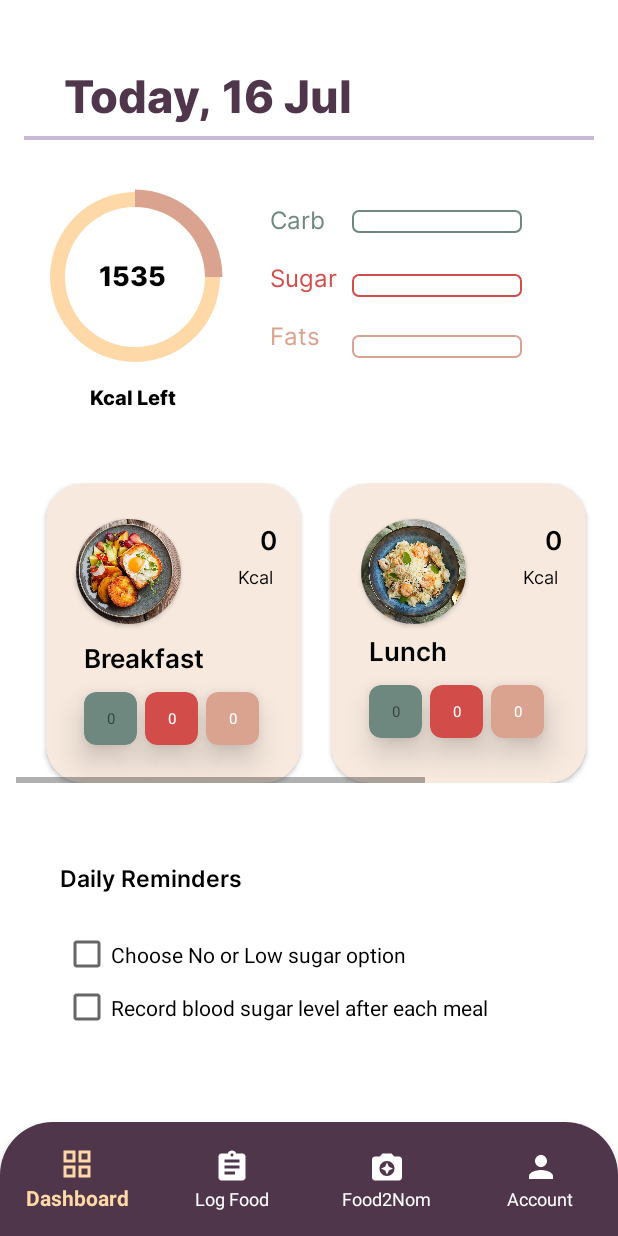
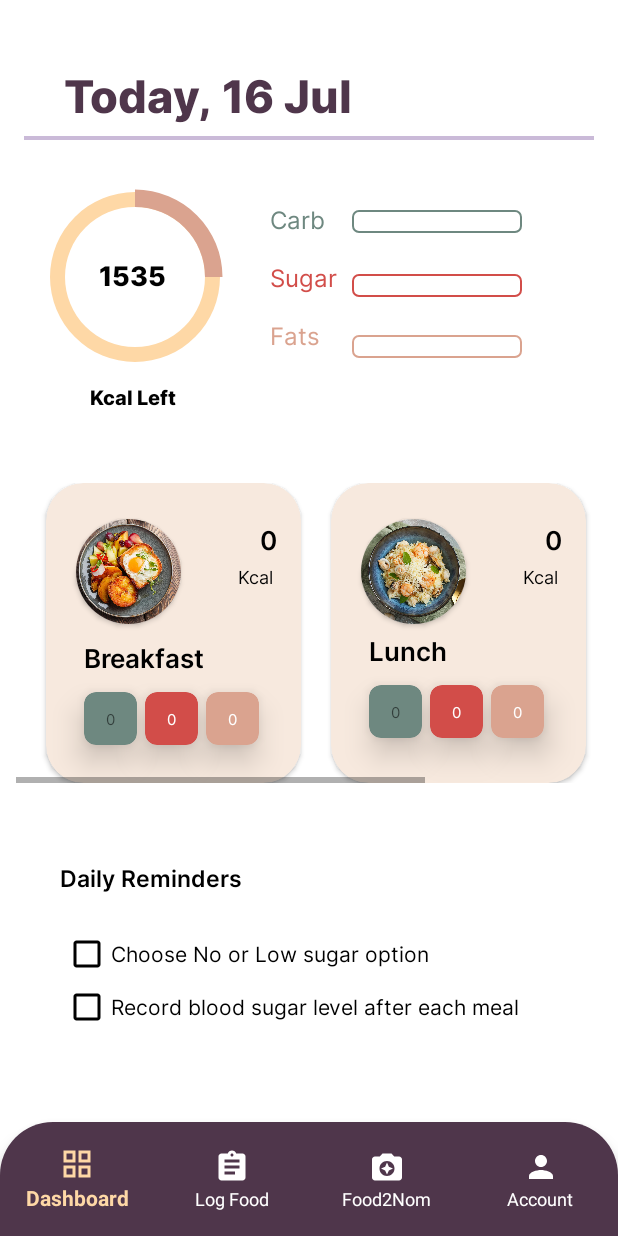
Before and after one commit to RaeanneZ/FoodNav, an Android app: the Dashboard screen opened directly, with no data from a screen before it, on a phone screen of 412 x 824 dp. Run offline under Robolectric (Android 15) with nearby library versions, the phone set to English and light mode, and no system bars; 1 statement that could not run was skipped.

Commit message:
Fixed missing dark mode colors to texts

```diff
--- a/app/src/main/res/drawable/image_gallery.xml
+++ b/app/src/main/res/drawable/image_gallery.xml
@@ -1,5 +1,5 @@
 <vector xmlns:android="http://schemas.android.com/apk/res/android" android:height="300dp" android:viewportHeight="24" android:viewportWidth="24" android:width="300dp">
 
-    <path android:fillColor="#000000" android:pathData="M17.553,16.445C17.629,16.179 17.905,16.025 18.171,16.101C18.436,16.177 18.591,16.453 18.515,16.719C18.272,17.573 17.593,18.242 16.716,18.461L8.588,20.493C7.215,20.811 5.867,19.98 5.555,18.628L3.454,9.526C3.148,8.198 3.962,6.869 5.284,6.539L7.173,6.066C7.441,5.999 7.712,6.162 7.779,6.43C7.846,6.698 7.684,6.97 7.416,7.036L5.527,7.509C4.733,7.707 4.245,8.504 4.429,9.301L6.529,18.403C6.716,19.214 7.525,19.713 8.355,19.521L16.473,17.491C17,17.36 17.407,16.958 17.553,16.445ZM20,13.293L20,5.5C20,4.672 19.328,4 18.5,4L9.5,4C8.672,4 8,4.672 8,5.5L8,11.293L10.146,9.146C10.342,8.951 10.658,8.951 10.854,9.146L14.564,12.857L17.223,11.084C17.421,10.952 17.685,10.978 17.854,11.146L20,13.293L20,13.293ZM19.987,14.695L17.436,12.143L14.777,13.916C14.579,14.048 14.315,14.022 14.146,13.854L10.5,10.207L8,12.707L8,14.5C8,15.328 8.672,16 9.5,16L18.5,16C19.262,16 19.892,15.431 19.987,14.695L19.987,14.695ZM9.5,3L18.5,3C19.881,3 21,4.119 21,5.5L21,14.5C21,15.881 19.881,17 18.5,17L9.5,17C8.119,17 7,15.881 7,14.5L7,5.5C7,4.119 8.119,3 9.5,3ZM16,5L18,5C18.552,5 19,5.448 19,6L19,8C19,8.552 18.552,9 18,9L16,9C15.448,9 15,8.552 15,8L15,6C15,5.448 15.448,5 16,5ZM16,6L16,8L18,8L18,6L16,6Z"/>
+    <path android:fillColor="@color/black" android:pathData="M17.553,16.445C17.629,16.179 17.905,16.025 18.171,16.101C18.436,16.177 18.591,16.453 18.515,16.719C18.272,17.573 17.593,18.242 16.716,18.461L8.588,20.493C7.215,20.811 5.867,19.98 5.555,18.628L3.454,9.526C3.148,8.198 3.962,6.869 5.284,6.539L7.173,6.066C7.441,5.999 7.712,6.162 7.779,6.43C7.846,6.698 7.684,6.97 7.416,7.036L5.527,7.509C4.733,7.707 4.245,8.504 4.429,9.301L6.529,18.403C6.716,19.214 7.525,19.713 8.355,19.521L16.473,17.491C17,17.36 17.407,16.958 17.553,16.445ZM20,13.293L20,5.5C20,4.672 19.328,4 18.5,4L9.5,4C8.672,4 8,4.672 8,5.5L8,11.293L10.146,9.146C10.342,8.951 10.658,8.951 10.854,9.146L14.564,12.857L17.223,11.084C17.421,10.952 17.685,10.978 17.854,11.146L20,13.293L20,13.293ZM19.987,14.695L17.436,12.143L14.777,13.916C14.579,14.048 14.315,14.022 14.146,13.854L10.5,10.207L8,12.707L8,14.5C8,15.328 8.672,16 9.5,16L18.5,16C19.262,16 19.892,15.431 19.987,14.695L19.987,14.695ZM9.5,3L18.5,3C19.881,3 21,4.119 21,5.5L21,14.5C21,15.881 19.881,17 18.5,17L9.5,17C8.119,17 7,15.881 7,14.5L7,5.5C7,4.119 8.119,3 9.5,3ZM16,5L18,5C18.552,5 19,5.448 19,6L19,8C19,8.552 18.552,9 18,9L16,9C15.448,9 15,8.552 15,8L15,6C15,5.448 15.448,5 16,5ZM16,6L16,8L18,8L18,6L16,6Z"/>
 
 </vector>
--- a/app/src/main/res/layout/activity_change_password.xml
+++ b/app/src/main/res/layout/activity_change_password.xml
@@ -10,8 +10,7 @@
     <androidx.constraintlayout.widget.ConstraintLayout
         android:id="@+id/main"
         android:layout_width="match_parent"
-        android:layout_height="match_parent"
-        android:background="@color/white"
+        android:layout_height="wrap_content"
         tools:context=".ChangePassword">
 
         <Button
--- a/app/src/main/res/layout/activity_edit_profile.xml
+++ b/app/src/main/res/layout/activity_edit_profile.xml
@@ -188,7 +188,7 @@
         android:layout_width="0dp"
         android:layout_height="48dp"
         android:layout_marginTop="10dp"
-        android:background="@color/white"
+        android:background="@color/full_white"
         android:text="Cancel"
         app:layout_constraintEnd_toEndOf="@+id/save"
         app:layout_constraintStart_toStartOf="@+id/save"
--- a/app/src/main/res/layout/fragment_dashboard.xml
+++ b/app/src/main/res/layout/fragment_dashboard.xml
@@ -364,13 +364,14 @@
                                         android:layout_height="wrap_content"
                                         android:text="0"
                                         android:textSize="10sp"
+                                        android:fontFamily="@font/inter_regular"
                                         app:layout_constraintBottom_toBottomOf="parent"
                                         app:layout_constraintEnd_toEndOf="parent"
                                         app:layout_constraintHorizontal_bias="0.5"
                                         app:layout_constraintStart_toStartOf="parent"
                                         app:layout_constraintTop_toTopOf="parent"
                                         app:layout_constraintVertical_bias="0.5"
-                                        tools:textColor="@color/white" />
+                                        tools:textColor="@color/full_white" />
                                 </androidx.constraintlayout.widget.ConstraintLayout>
 
                             </androidx.cardview.widget.CardView>
@@ -398,6 +399,7 @@
                                         android:text="0"
                                         android:textColor="@color/white"
                                         android:textSize="10sp"
+                                        android:fontFamily="@font/inter_regular"
                                         app:layout_constraintBottom_toBottomOf="parent"
                                         app:layout_constraintEnd_toEndOf="parent"
                                         app:layout_constraintStart_toStartOf="parent"
@@ -432,6 +434,7 @@
                                         android:text="0"
                                         android:textColor="@color/white"
                                         android:textSize="10sp"
+                                        android:fontFamily="@font/inter_regular"
                                         app:layout_constraintBottom_toBottomOf="parent"
                                         app:layout_constraintEnd_toEndOf="parent"
                                         app:layout_constraintStart_toStartOf="parent"
@@ -548,13 +551,14 @@
                                         android:layout_height="wrap_content"
                                         android:text="0"
                                         android:textSize="10sp"
+                                        android:fontFamily="@font/inter_regular"
                                         app:layout_constraintBottom_toBottomOf="parent"
                                         app:layout_constraintEnd_toEndOf="parent"
                                         app:layout_constraintHorizontal_bias="0.5"
                                         app:layout_constraintStart_toStartOf="parent"
                                         app:layout_constraintTop_toTopOf="parent"
                                         app:layout_constraintVertical_bias="0.5"
-                                        tools:textColor="@color/white" />
+                                        tools:textColor="@color/full_white" />
                                 </androidx.constraintlayout.widget.ConstraintLayout>
 
                             </androidx.cardview.widget.CardView>
@@ -582,6 +586,7 @@
                                         android:text="0"
                                         android:textColor="@color/white"
                                         android:textSize="10sp"
+                                        android:fontFamily="@font/inter_regular"
                                         app:layout_constraintBottom_toBottomOf="parent"
                                         app:layout_constraintEnd_toEndOf="parent"
                                         app:layout_constraintStart_toStartOf="parent"
@@ -616,6 +621,7 @@
                                         android:text="0"
                                         android:textColor="@color/white"
                                         android:textSize="10sp"
+                                        android:fontFamily="@font/inter_regular"
                                         app:layout_constraintBottom_toBottomOf="parent"
                                         app:layout_constraintEnd_toEndOf="parent"
                                         app:layout_constraintStart_toStartOf="parent"
@@ -673,7 +679,7 @@
                                 android:layout_marginEnd="16dp"
                                 android:fontFamily="@font/inter_semibold"
                                 android:text="0"
-                                android:textColor="@color/black"
+                                android:textColor="@color/alsoblack"
                                 android:textSize="17sp"
                                 app:layout_constraintBottom_toBottomOf="parent"
                                 app:layout_constraintEnd_toEndOf="parent"
@@ -691,7 +697,7 @@
                                 android:layout_marginEnd="16dp"
                                 android:fontFamily="@font/inter_regular"
                                 android:text="Kcal"
-                                android:textColor="@color/black"
+                                android:textColor="@color/alsoblack"
                                 android:textSize="12sp"
                                 app:layout_constraintEnd_toEndOf="parent"
                                 app:layout_constraintStart_toEndOf="@+id/imagefd_d"
@@ -705,7 +711,7 @@
                                 android:layout_marginTop="5dp"
                                 android:fontFamily="@font/inter_semibold"
                                 android:text="Dinner"
-                                android:textColor="@color/black"
+                                android:textColor="@color/alsoblack"
                                 android:textSize="17sp"
                                 app:layout_constraintStart_toStartOf="parent"
                                 app:layout_constraintTop_toBottomOf="@+id/imagefd_d" />
@@ -732,13 +738,14 @@
                                         android:layout_height="wrap_content"
                                         android:text="0"
                                         android:textSize="10sp"
+                                        android:fontFamily="@font/inter_regular"
                                         app:layout_constraintBottom_toBottomOf="parent"
                                         app:layout_constraintEnd_toEndOf="parent"
                                         app:layout_constraintHorizontal_bias="0.5"
                                         app:layout_constraintStart_toStartOf="parent"
                                         app:layout_constraintTop_toTopOf="parent"
                                         app:layout_constraintVertical_bias="0.5"
-                                        tools:textColor="@color/white" />
+                                        tools:textColor="@color/full_white" />
                                 </androidx.constraintlayout.widget.ConstraintLayout>
 
                             </androidx.cardview.widget.CardView>
@@ -766,6 +773,7 @@
                                         android:text="0"
                                         android:textColor="@color/white"
                                         android:textSize="10sp"
+                                        android:fontFamily="@font/inter_regular"
                                         app:layout_constraintBottom_toBottomOf="parent"
                                         app:layout_constraintEnd_toEndOf="parent"
                                         app:layout_constraintStart_toStartOf="parent"
@@ -800,6 +808,7 @@
                                         android:text="0"
                                         android:textColor="@color/white"
                                         android:textSize="10sp"
+                                        android:fontFamily="@font/inter_regular"
                                         app:layout_constraintBottom_toBottomOf="parent"
                                         app:layout_constraintEnd_toEndOf="parent"
                                         app:layout_constraintStart_toStartOf="parent"
@@ -847,6 +856,9 @@
                     android:layout_marginBottom="48dp"
                     android:text="Record blood sugar level after each meal"
                     android:textSize="14sp"
+                    android:textColor="@color/black"
+                    android:buttonTint="@color/black"
+                    android:fontFamily="@font/inter_regular"
                     app:layout_constraintBottom_toBottomOf="parent"
                     app:layout_constraintEnd_toEndOf="parent"
                     app:layout_constraintStart_toStartOf="parent"
@@ -861,6 +873,9 @@
                     android:layout_marginEnd="42dp"
                     android:text="Choose No or Low sugar option"
                     android:textSize="14sp"
+                    android:buttonTint="@color/black"
+                    android:textColor="@color/black"
+                    android:fontFamily="@font/inter_regular"
                     app:layout_constraintEnd_toEndOf="parent"
                     app:layout_constraintStart_toStartOf="parent"
                     app:layout_constraintTop_toBottomOf="@+id/tvdMissions" />
--- a/app/src/main/res/layout/fragment_food_to_nom.xml
+++ b/app/src/main/res/layout/fragment_food_to_nom.xml
@@ -80,7 +80,7 @@
                     android:layout_marginStart="10dp"
                     android:fontFamily="@font/inter_bold"
                     android:text="Food2Nom"
-                    android:textColor="@color/alsoblack"
+                    android:textColor="@color/black"
                     android:textSize="30sp"
                     app:layout_constraintStart_toStartOf="parent" />
 
--- a/app/src/main/res/layout/fragment_log_food.xml
+++ b/app/src/main/res/layout/fragment_log_food.xml
@@ -36,7 +36,7 @@
             app:layout_constraintStart_toStartOf="parent"
             app:layout_constraintTop_toTopOf="parent"
             app:tabBackground="@color/beige"
-            app:tabIndicatorColor="#4F364B">
+            app:tabIndicatorColor="@color/eggplant">
 
             <com.google.android.material.tabs.TabItem
                 android:layout_width="match_parent"
--- a/app/src/main/res/layout/fragment_log_msugar.xml
+++ b/app/src/main/res/layout/fragment_log_msugar.xml
@@ -267,7 +267,7 @@
                             android:layout_marginTop="15dp"
                             android:fontFamily="@font/inter_semibold"
                             android:text="Blood Sugar Level"
-                            android:textColor="@color/black"
+                            android:textColor="@color/alsoblack"
                             android:textSize="16sp"
                             android:textStyle="bold"
                             app:layout_constraintStart_toStartOf="parent"
@@ -296,7 +296,7 @@
                             android:focusableInTouchMode="false"
                             android:fontFamily="@font/inter_regular"
                             android:text="mg/dL"
-                            android:textColor="@color/black"
+                            android:textColor="@color/alsoblack"
                             android:textSize="16sp"
                             app:layout_constraintEnd_toEndOf="parent"
                             app:layout_constraintTop_toTopOf="parent" />
--- a/app/src/main/res/layout/fragment_search_food.xml
+++ b/app/src/main/res/layout/fragment_search_food.xml
@@ -27,7 +27,7 @@
                 android:layout_height="wrap_content"
                 android:fontFamily="@font/inter_bold"
                 android:text="Lunch"
-                android:textColor="@color/alsoblack"
+                android:textColor="@color/black"
                 android:textSize="30sp" />
 
             <TextView
--- a/app/src/main/res/layout/item_view.xml
+++ b/app/src/main/res/layout/item_view.xml
@@ -44,7 +44,7 @@
         android:layout_marginTop="10dp"
         android:fontFamily="@font/inter_semibold"
         android:text="Fried Bee Hoon, Plain"
-        android:textColor="@color/black"
+        android:textColor="@color/alsoblack"
         android:textSize="15sp">
 
     </TextView>
@@ -83,7 +83,7 @@
         android:layout_toEndOf="@+id/cal"
         android:fontFamily="@font/inter_regular"
         android:text="100"
-        android:textColor="@color/black"
+        android:textColor="@color/alsoblack"
         android:textSize="12sp"></TextView>
 
     <TextView
@@ -94,7 +94,7 @@
         android:layout_toEndOf="@+id/servingSize"
         android:fontFamily="@font/inter_regular"
         android:text="g"
-        android:textColor="@color/black"
+        android:textColor="@color/alsoblack"
         android:textSize="12sp"></TextView>
 
 
--- a/app/src/main/res/layout/meal_item_view.xml
+++ b/app/src/main/res/layout/meal_item_view.xml
@@ -59,7 +59,7 @@
                 android:layout_marginBottom="7dp"
                 android:fontFamily="@font/inter_regular"
                 android:text="1"
-                android:textColor="@color/black"
+                android:textColor="@color/alsoblack"
                 android:textSize="12sp"
                 android:visibility="visible" />
 
@@ -72,7 +72,7 @@
                 android:layout_marginBottom="7dp"
                 android:fontFamily="@font/inter_regular"
                 android:text=" serving"
-                android:textColor="@color/black"
+                android:textColor="@color/alsoblack"
                 android:textSize="12sp" />
         </LinearLayout>
 
@@ -90,7 +90,7 @@
             android:contextClickable="false"
             android:fontFamily="@font/inter_semibold"
             android:text="Fried Bee Hoon, Plain"
-            android:textColor="@color/black"
+            android:textColor="@color/alsoblack"
             android:textSize="16sp"
             android:visibility="visible"
             app:layout_constraintStart_toStartOf="parent"
--- a/app/src/main/res/values-night/colors.xml
+++ b/app/src/main/res/values-night/colors.xml
@@ -5,6 +5,7 @@
     <color name="greyblack">#EFEFEF</color>
     <color name="grey">#B0B0B0</color>
     <color name="white">#272330</color>
+    <color name="full_white">#FFFFFFFF</color>
     <color name="lavender">#D6C2E7</color>
     <color name="eggplant">#CABAD8</color>
     <color name="beige">#F7E9DE</color>
--- a/app/src/main/res/values/colors.xml
+++ b/app/src/main/res/values/colors.xml
@@ -5,6 +5,7 @@
     <color name="greyblack">#8A8A8A</color>
     <color name="grey">#979797</color>
     <color name="white">#FFFFFFFF</color>
+    <color name="full_white">#FFFFFFFF</color>
     <color name="lavender">#CABAD8</color>
     <color name="eggplant">#4F364B</color>
     <color name="beige">#F7E9DE</color>
```
Also changed, not shown: app/src/main/res/layout/fragment_add_food.xml (+12 -5 lines).
